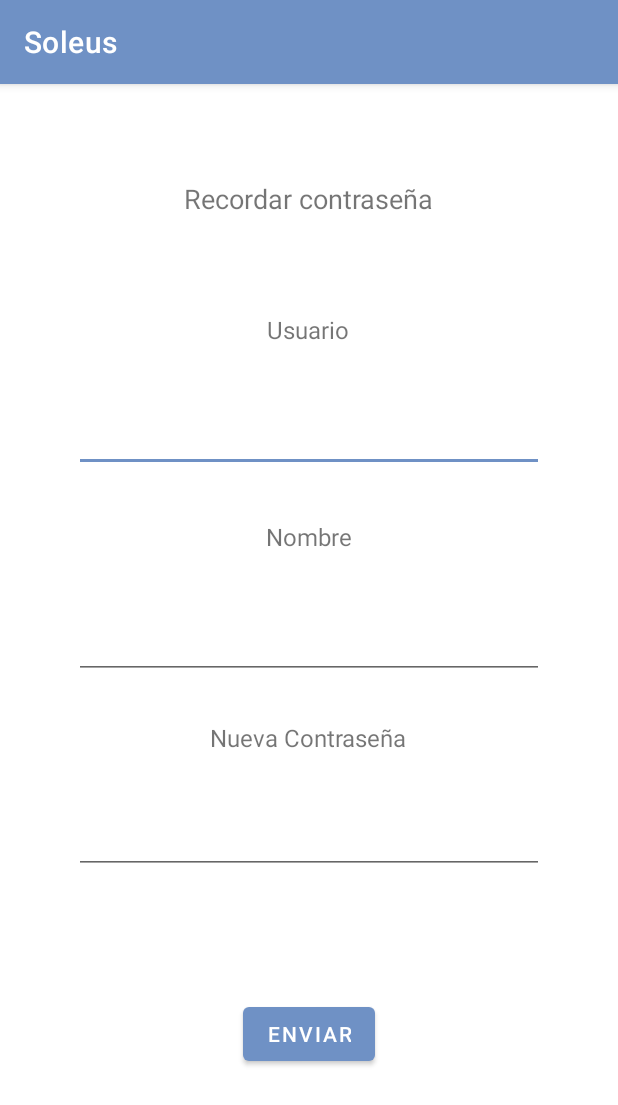
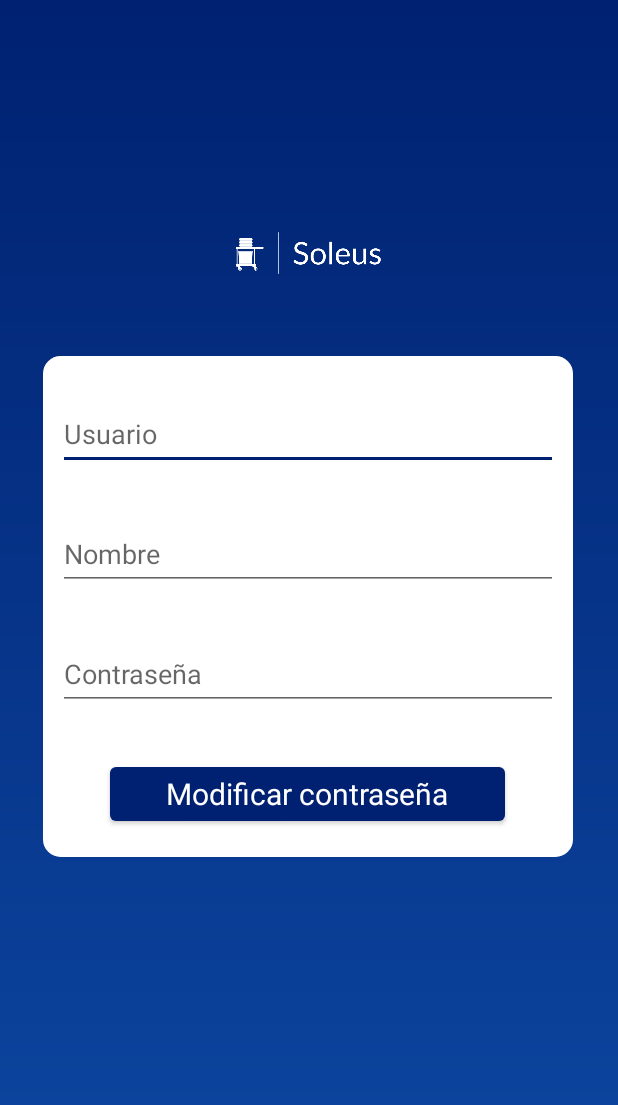
Before and after one commit to franciscoluna94/Soleus, an Android app: the ForgotPasswordActivity screen opened directly, with no data from a screen before it, on a phone screen of 412 x 824 dp. Shown: the top 1105 px of the screen. Run offline under Robolectric (Android 15) with nearby library versions, the phone set to English and light mode, and no system bars.

Commit message:
Design
Changed the design of the mainActivity and ForgotPasswordActivity. Changed colors of the app

```diff
--- a/app/src/main/java/com/soleus/activities/ForgotPasswordActivity.java
+++ b/app/src/main/java/com/soleus/activities/ForgotPasswordActivity.java
@@ -3,7 +3,6 @@ package com.soleus.activities;
 import androidx.annotation.RequiresApi;
 import androidx.appcompat.app.AppCompatActivity;
 
-import android.content.Intent;
 import android.os.Build;
 import android.os.Bundle;
 import android.text.TextUtils;
@@ -11,7 +10,6 @@ import android.view.View;
 import android.widget.Button;
 import android.widget.EditText;
 
-import com.soleus.MainActivity;
 import com.soleus.R;
 import com.soleus.Utils;
 import com.soleus.models.UserModel;
@@ -34,7 +32,7 @@ public class ForgotPasswordActivity extends AppCompatActivity implements View.On
 
         editUser = (EditText) findViewById(R.id.editForgotPasswordUser);
         editName = (EditText) findViewById(R.id.editForgotPasswordName);
-        editPassword = (EditText) findViewById(R.id.editForgotPasswordPassowrd);
+        editPassword = (EditText) findViewById(R.id.editForgotPasswordPassword);
         btnSend = (Button) findViewById(R.id.btnForgotPasswordSend);
         btnSend.setOnClickListener(this);
 
@@ -53,7 +51,7 @@ public class ForgotPasswordActivity extends AppCompatActivity implements View.On
             Utils.showWrongLengthToast(this.getApplicationContext());
         } else {
             userModel = new UserModel(user, name , password);
-            Thread changePassword = new Thread(new ClientNet(userModel, "CHANGE_PASSWORD", view, this));
+            Thread changePassword = new Thread(new ClientNet(userModel, getString(R.string.changePassword_Request), view, this));
             changePassword.start();
         }
 
--- /dev/null
+++ b/app/src/main/res/drawable/gradient.xml
@@ -0,0 +1,8 @@
+<?xml version="1.0" encoding="utf-8"?>
+<shape xmlns:android="http://schemas.android.com/apk/res/android"
+    android:shape="rectangle">
+    <gradient
+        android:startColor="@color/soleus_regular"
+        android:endColor="@color/soleus_dark"
+        android:angle="90" />
+</shape>
--- /dev/null
+++ b/app/src/main/res/drawable/linearbg.xml
@@ -0,0 +1,7 @@
+<?xml version="1.0" encoding="UTF-8"?>
+<shape xmlns:android="http://schemas.android.com/apk/res/android">
+    <solid android:color="#FFFFFF"/>
+    <stroke android:width="3dp" android:color="#FFFF" />
+    <corners android:radius="10dp"/>
+    <padding android:left="0dp" android:top="0dp" android:right="0dp" android:bottom="0dp" />
+</shape>
--- a/app/src/main/res/layout/activity_forgot_password.xml
+++ b/app/src/main/res/layout/activity_forgot_password.xml
@@ -4,116 +4,91 @@
     xmlns:tools="http://schemas.android.com/tools"
     android:layout_width="match_parent"
     android:layout_height="match_parent"
-    tools:context=".activities.ForgotPasswordActivity">
+    tools:context=".activities.ForgotPasswordActivity"
+    android:background="@drawable/gradient">
 
-    <TextView
-        android:id="@+id/txtForgotPasswordTitle"
-        android:layout_width="wrap_content"
-        android:layout_height="wrap_content"
-        android:layout_marginStart="140dp"
-        android:layout_marginTop="64dp"
-        android:layout_marginEnd="141dp"
-        android:text="Recordar contraseña"
-        android:textSize="18sp"
+
+    <ImageView
+        android:id="@+id/imgForgotPassword"
+        android:layout_width="fill_parent"
+        android:layout_height="137dp"
+        android:layout_marginStart="102dp"
+        android:layout_marginTop="100dp"
+        android:layout_marginEnd="102dp"
+        android:contentDescription="@string/logo_description"
         app:layout_constraintEnd_toEndOf="parent"
-        app:layout_constraintHorizontal_bias="0.486"
+        app:layout_constraintHorizontal_bias="0.0"
         app:layout_constraintStart_toStartOf="parent"
-        app:layout_constraintTop_toTopOf="parent" />
+        app:layout_constraintTop_toTopOf="parent"
+        app:srcCompat="@drawable/soleuswhite"
+        tools:ignore="ImageContrastCheck" />
 
-    <TextView
-        android:id="@+id/txtForgotPasswordUser"
-        android:layout_width="wrap_content"
-        android:layout_height="wrap_content"
-        android:layout_marginStart="178dp"
-        android:layout_marginTop="64dp"
-        android:layout_marginEnd="179dp"
-        android:text="Usuario"
-        android:textSize="16sp"
+    <LinearLayout
+        android:id="@+id/linearForgotPassword"
+        android:layout_width="353dp"
+        android:layout_height="334dp"
+        android:layout_marginStart="24dp"
+        android:layout_marginEnd="25dp"
+        android:background="@drawable/linearbg"
+        android:orientation="vertical"
         app:layout_constraintEnd_toEndOf="parent"
-        app:layout_constraintHorizontal_bias="0.49"
         app:layout_constraintStart_toStartOf="parent"
-        app:layout_constraintTop_toBottomOf="@+id/txtForgotPasswordTitle" />
-
-    <TextView
-        android:id="@+id/txtForgotPasswordPassword"
-        android:layout_width="wrap_content"
-        android:layout_height="wrap_content"
-        android:layout_marginStart="178dp"
-        android:layout_marginTop="28dp"
-        android:layout_marginEnd="179dp"
-        android:text="Nueva Contraseña"
-        android:textSize="16sp"
-        app:layout_constraintEnd_toEndOf="parent"
-        app:layout_constraintHorizontal_bias="0.496"
-        app:layout_constraintStart_toStartOf="parent"
-        app:layout_constraintTop_toBottomOf="@+id/editForgotPasswordName" />
-
-    <TextView
-        android:id="@+id/txtForgotPasswordName"
-        android:layout_width="wrap_content"
-        android:layout_height="wrap_content"
-        android:layout_marginStart="178dp"
-        android:layout_marginTop="32dp"
-        android:layout_marginEnd="179dp"
-        android:text="Nombre"
-        android:textSize="16sp"
-        app:layout_constraintEnd_toEndOf="parent"
-        app:layout_constraintHorizontal_bias="0.481"
-        app:layout_constraintStart_toStartOf="parent"
-        app:layout_constraintTop_toBottomOf="@+id/editForgotPasswordUser" />
+        app:layout_constraintTop_toBottomOf="@+id/imgForgotPassword">
 
         <EditText
             android:id="@+id/editForgotPasswordUser"
-        android:layout_width="313dp"
-        android:layout_height="48dp"
-        android:layout_marginStart="49dp"
-        android:layout_marginTop="36dp"
-        android:layout_marginEnd="49dp"
+            android:layout_width="333dp"
+            android:layout_height="wrap_content"
+            android:layout_marginStart="10dp"
+            android:layout_marginTop="28dp"
+            android:ems="10"
+            android:hint="@string/user_editText"
+            android:importantForAutofill="no"
+            android:inputType="text"
             android:maxLength="3"
-        app:layout_constraintEnd_toEndOf="parent"
-        app:layout_constraintHorizontal_bias="0.49"
-        app:layout_constraintStart_toStartOf="parent"
-        app:layout_constraintTop_toBottomOf="@+id/txtForgotPasswordUser" />
+            android:minHeight="48dp"
+            android:textColor="@color/soleus_dark"
+            tools:ignore="TextContrastCheck,TextFields" />
 
         <EditText
             android:id="@+id/editForgotPasswordName"
-        android:layout_width="313dp"
-        android:layout_height="48dp"
-        android:layout_marginStart="49dp"
-        android:layout_marginTop="36dp"
-        android:layout_marginEnd="49dp"
-        android:maxLength="14"
-        app:layout_constraintEnd_toEndOf="parent"
-        app:layout_constraintHorizontal_bias="0.49"
-        app:layout_constraintStart_toStartOf="parent"
-        app:layout_constraintTop_toBottomOf="@+id/txtForgotPasswordName" />
+            android:layout_width="333dp"
+            android:layout_height="wrap_content"
+            android:layout_marginStart="10dp"
+            android:layout_marginTop="32dp"
+            android:ems="10"
+            android:hint="@string/name_editText"
+            android:importantForAutofill="no"
+            android:inputType="text"
+            android:maxLength="20"
+            android:minHeight="48dp"
+            android:textColor="@color/soleus_dark"
+            tools:ignore="TextContrastCheck,TextFields" />
 
         <EditText
-        android:id="@+id/editForgotPasswordPassowrd"
-        android:layout_width="313dp"
-        android:layout_height="48dp"
-        android:layout_marginStart="49dp"
+            android:id="@+id/editForgotPasswordPassword"
+            android:layout_width="333dp"
+            android:layout_height="wrap_content"
+            android:layout_marginStart="10dp"
             android:layout_marginTop="32dp"
-        android:layout_marginEnd="49dp"
-        android:maxLength="6"
-        app:layout_constraintEnd_toEndOf="parent"
-        app:layout_constraintHorizontal_bias="0.49"
-        app:layout_constraintStart_toStartOf="parent"
+            android:ems="10"
+            android:hint="@string/password_editText"
+            android:importantForAutofill="no"
             android:inputType="textPassword"
-        app:layout_constraintTop_toBottomOf="@+id/txtForgotPasswordPassword" />
+            android:minHeight="48dp"
+            android:textColor="@color/soleus_dark"
+            tools:ignore="TextContrastCheck"
+            android:maxLength="6"/>
 
         <Button
             android:id="@+id/btnForgotPasswordSend"
-        android:layout_width="wrap_content"
+            android:layout_width="263dp"
             android:layout_height="wrap_content"
-        android:layout_marginStart="161dp"
-        android:layout_marginTop="19dp"
-        android:layout_marginEnd="161dp"
-        android:layout_marginBottom="48dp"
-        android:text="Enviar"
-        app:layout_constraintBottom_toBottomOf="parent"
-        app:layout_constraintEnd_toEndOf="parent"
-        app:layout_constraintHorizontal_bias="0.49"
-        app:layout_constraintStart_toStartOf="parent"
-        app:layout_constraintTop_toBottomOf="@+id/editForgotPasswordPassowrd" />" />
+            android:layout_gravity="center"
+            android:layout_marginTop="32dp"
+            android:text="@string/modifyPassword_button"
+            android:textAppearance="@style/TextAppearance.AppCompat.Body1"
+            android:textSize="20sp"
+            tools:ignore="TextContrastCheck" />
+    </LinearLayout>
 </androidx.constraintlayout.widget.ConstraintLayout>
--- a/app/src/main/res/values/colors.xml
+++ b/app/src/main/res/values/colors.xml
@@ -1,9 +1,9 @@
 <?xml version="1.0" encoding="utf-8"?>
 <resources>
-    <color name="soleus_regular">#A0C1F8</color>
-    <color name="soleus_dark">#6f91c5</color>
-    <color name="purple_700">#6f91c5</color>
-    <color name="soleus_light">#d3f4ff</color>
+    <color name="soleus_regular">#0d47a1</color>
+    <color name="soleus_dark">#002171</color>
+    <color name="purple_700">#5472d3</color>
+    <color name="soleus_light">#5472d3</color>
     <color name="teal_700">#FF018786</color>
     <color name="black">#FF000000</color>
     <color name="white">#FFFFFFFF</color>
--- a/app/src/main/res/values/strings.xml
+++ b/app/src/main/res/values/strings.xml
@@ -5,17 +5,29 @@
     <!-- TextView -->
     <string name="user_textView">Usuario</string>
     <string name="password_textView">Contraseña</string>
+    <string name="name_textView">Nombre</string>
+    <string name="newPassword_textView">Nueva Contraseña</string>
+    <string name="forgotPasswordTitle_textView">Complete los datos solicitados para modificar su contraseña</string>
+    <string name="welcomeTitle_textView">Bienvenido a la Reserva del Membrillo</string>
+    <string name="welcomeSubtitle_textView">Indíquenos qué desea</string>
+
 
     <!-- EditText -->
-    <string name="user_editText">Introduzca su usuario</string>
-    <string name="password_editText">Introduzca su contraseña</string>
+    <string name="user_editText">Usuario</string>
+    <string name="password_editText">Contraseña</string>
+    <string name="modifyPassword_editText">Introduzca una nueva contraseña</string>
+    <string name="name_editText">Nombre</string>
 
     <!-- Buttons -->
     <string name="login_button">Entrar</string>
     <string name="forgotPassword_button">He olvidado mi contraseña</string>
+    <string name="modifyPassword_button">Modificar contraseña</string>
+    <string name="welcomeHousekeeping_button">Contactar con pisos</string>
+    <string name="welcomeMaintenance_button">Contactar con mantenimiento</string>
 
     <!-- Requests to Server -->
     <string name="login_Request">LOGIN</string>
+    <string name="changePassword_Request">CHANGE_PASSWORD</string>
 
 
     <string-array name="spinnerHousekeeping1">
--- a/app/src/main/res/values/themes.xml
+++ b/app/src/main/res/values/themes.xml
@@ -12,5 +12,8 @@
         <!-- Status bar color. -->
         <item name="android:statusBarColor" tools:targetApi="l">?attr/colorPrimaryVariant</item>
         <!-- Customize your theme here. -->
+        <item name="windowActionBar">false</item>
+        <item name="windowNoTitle">true</item>
+        <item name="android:windowFullscreen">true</item>
     </style>
 </resources>
```
Also changed, not shown: app/src/main/AndroidManifest.xml (+4 -4 lines), app/src/main/java/com/soleus/activities/UserWelcomeActivity.java (+4 -5 lines), app/src/main/res/layout/activity_main.xml (+43 -65 lines), app/src/main/res/layout/activity_user_welcome_screen.xml (+37 -17 lines), app/src/main/res/drawable/soleuswhite.png (added). Lines whose indentation alone changed are shown as unchanged.
